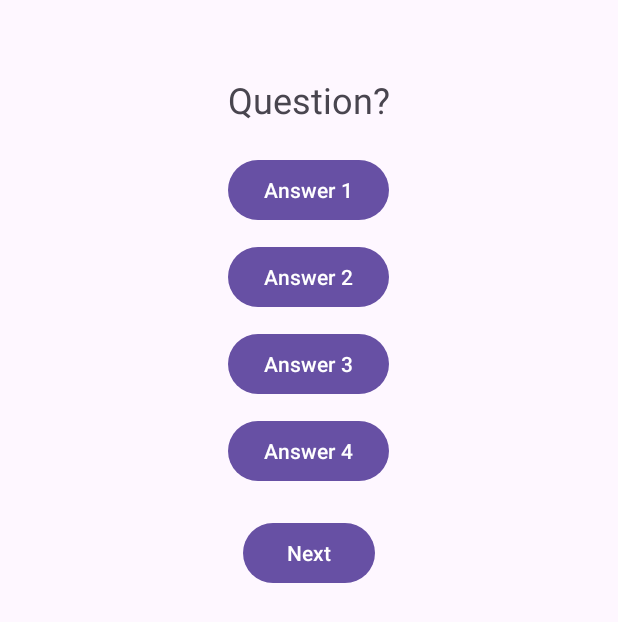
After one commit to WRKT/quiz-mobile-app, an Android app: the QuizzActivity screen opened directly, with no data from a screen before it, on a phone screen of 412 x 824 dp. The commit adds this screen. Shown: the top 622 px of the screen. Run offline under Robolectric (Android 15) with nearby library versions, the phone set to English and light mode, and no system bars.

Commit message:
feat:  add category choice

```diff
--- a/TP1/app/src/main/AndroidManifest.xml
+++ b/TP1/app/src/main/AndroidManifest.xml
@@ -13,7 +13,10 @@
         android:theme="@style/Theme.TP1"
         tools:targetApi="31">
         <activity
-            android:name=".GameActivity"
+            android:name=".QuizzActivity"
+            android:exported="false" />
+        <activity
+            android:name=".CategoryActivity"
             android:exported="false" />
         <activity
             android:name=".MainActivity"
--- a/TP1/app/src/main/java/com/example/tp1/MainActivity.kt
+++ b/TP1/app/src/main/java/com/example/tp1/MainActivity.kt
@@ -4,15 +4,11 @@ import android.content.Intent
 import android.os.Bundle
 import android.widget.Button
 import android.widget.EditText
-import androidx.activity.enableEdgeToEdge
 import androidx.appcompat.app.AppCompatActivity
-import androidx.core.view.ViewCompat
-import androidx.core.view.WindowInsetsCompat
 
 class MainActivity : AppCompatActivity() {
     override fun onCreate(savedInstanceState: Bundle?) {
         super.onCreate(savedInstanceState)
-        enableEdgeToEdge()
         setContentView(R.layout.activity_main)
 
         val usernameInput = findViewById<EditText>(R.id.usernameInput)
@@ -21,7 +17,7 @@ class MainActivity : AppCompatActivity() {
         loginButton.setOnClickListener {
             val username = usernameInput.text.toString()
             if (username.isNotBlank()) {
-                val intent = Intent(this, MainActivity::class.java)
+                val intent = Intent(this, CategoryActivity::class.java)
                 intent.putExtra("USERNAME", username)
                 startActivity(intent)
                 finish()
--- /dev/null
+++ b/TP1/app/src/main/java/com/example/tp1/QuizzActivity.kt
@@ -0,0 +1,104 @@
+package com.example.tp1
+
+import android.content.Intent
+import android.os.Bundle
+import android.os.CountDownTimer
+import android.widget.Button
+import android.widget.TextView
+import androidx.appcompat.app.AppCompatActivity
+
+class QuizzActivity : AppCompatActivity() {
+
+    private var currentQuestionIndex = 0
+    private var correctAnswers = 0
+    private var wrongAnswers = 0
+
+    private lateinit var questions: List<Question>
+
+    override fun onCreate(savedInstanceState: Bundle?) {
+        super.onCreate(savedInstanceState)
+        setContentView(R.layout.activity_quizz)
+
+        val category = intent.getStringExtra("CATEGORY")
+        questions = getQuestionsForCategory(category)
+
+        showNextQuestion()
+
+        val nextButton = findViewById<Button>(R.id.nextButton)
+        nextButton.setOnClickListener {
+            showNextQuestion()
+        }
+    }
+
+    private fun getQuestionsForCategory(category: String?): List<Question> {
+        return when (category) {
+            "videoGames" -> videoGamesQuestions()
+            "cinema" -> cinemaQuestions()
+            "sport" -> sportQuestions()
+            "maths" -> mathQuestions()
+            "music" -> musicQuestions()
+            else -> listOf()
+        }.shuffled().take(10)
+    }
+
+    private fun videoGamesQuestions() = listOf(
+        Question("Quelle année est sorti le premier jeu de la série 'The Legend of Zelda'?", "1986", listOf("1986", "1985", "1987", "1988")),
+        Question("Qui est le créateur de la série de jeux 'Super Mario'?", "Shigeru Miyamoto", listOf("Shigeru Miyamoto", "Hideo Kojima", "Yu Suzuki", "Satoru Iwata")),
+        Question("Dans quel jeu vidéo trouve-t-on le personnage de Lara Croft?", "Tomb Raider", listOf("Tomb Raider", "Uncharted", "The Last of Us", "Resident Evil")),
+        // Add 17 more questions
+    )
+
+    private fun cinemaQuestions() = listOf(
+        Question("Qui a réalisé le film 'Inception'?", "Christopher Nolan", listOf("Christopher Nolan", "Steven Spielberg", "James Cameron", "Quentin Tarantino")),
+        Question("Quel acteur joue le personnage de Jack Dawson dans 'Titanic'?", "Leonardo DiCaprio", listOf("Leonardo DiCaprio", "Brad Pitt", "Johnny Depp", "Tom Hanks")),
+        Question("En quelle année est sorti le premier film de la saga 'Harry Potter'?", "2001", listOf("2001", "2000", "2002", "1999")),
+        // Add 17 more questions
+    )
+
+    private fun sportQuestions() = listOf(
+        Question("Quel pays a remporté la Coupe du Monde de football en 2018?", "France", listOf("France", "Brésil", "Allemagne", "Argentine")),
+        Question("Combien de points faut-il pour gagner un set au tennis?", "6", listOf("6", "5", "7", "8")),
+        Question("Qui est le recordman du monde du 100 mètres en athlétisme?", "Usain Bolt", listOf("Usain Bolt", "Tyson Gay", "Yohan Blake", "Justin Gatlin")),
+        // Add 17 more questions
+    )
+
+    private fun mathQuestions() = listOf(
+        Question("Quel est le nombre premier suivant après 7?", "11", listOf("11", "9", "10", "12")),
+        Question("Quelle est la valeur de Pi approximée à deux décimales?", "3.14", listOf("3.14", "3.15", "3.13", "3.16")),
+        Question("Combien de côtés a un hexagone?", "6", listOf("6", "5", "7", "8")),
+        // Add 17 more questions
+    )
+
+    private fun musicQuestions() = listOf(
+        Question("Quel groupe a chanté 'Bohemian Rhapsody'?", "Queen", listOf("Queen", "The Beatles", "Led Zeppelin", "Pink Floyd")),
+        Question("Qui est surnommé le 'Roi de la Pop'?", "Michael Jackson", listOf("Michael Jackson", "Elvis Presley", "Prince", "Madonna")),
+        Question("Quel est le nom de l'album le plus vendu de tous les temps?", "Thriller", listOf("Thriller", "Back in Black", "The Dark Side of the Moon", "The Wall")),
+        // Add 17 more questions
+    )
+
+    private fun showNextQuestion() {
+        if (currentQuestionIndex >= questions.size) {
+//            showScore()
+            return
+        }
+
+        val question = questions[currentQuestionIndex]
+        val questionTextView = findViewById<TextView>(R.id.questionTextView)
+        questionTextView.text = question.text
+
+        // Set up answer buttons with question.answers
+        // Handle timer and user answers
+
+        currentQuestionIndex++
+    }
+
+//    private fun showScore() {
+//        val intent = Intent(this, ScoreActivity::class.java)
+//        intent.putExtra("CORRECT_ANSWERS", correctAnswers)
+//        intent.putExtra("WRONG_ANSWERS", wrongAnswers)
+//        startActivity(intent)
+//        finish()
+//    }
+}
+
+data class Question(val text: String, val correctAnswer: String, val answers: List<String>)
--- /dev/null
+++ b/TP1/app/src/main/res/layout/activity_quizz.xml
@@ -0,0 +1,63 @@
+<?xml version="1.0" encoding="utf-8"?>
+<RelativeLayout xmlns:android="http://schemas.android.com/apk/res/android"
+    xmlns:app="http://schemas.android.com/apk/res-auto"
+    xmlns:tools="http://schemas.android.com/tools"
+    android:layout_width="match_parent"
+    android:layout_height="match_parent"
+    tools:context=".QuizActivity">
+
+    <TextView
+        android:id="@+id/questionTextView"
+        android:layout_width="wrap_content"
+        android:layout_height="wrap_content"
+        android:layout_centerHorizontal="true"
+        android:layout_marginTop="50dp"
+        android:text="Question?"
+        android:textSize="24dp" />
+
+    <Button
+        android:id="@+id/answerButton1"
+        android:layout_width="wrap_content"
+        android:layout_height="wrap_content"
+        android:layout_below="@id/questionTextView"
+        android:layout_centerHorizontal="true"
+        android:layout_marginTop="20dp"
+        android:text="Answer 1" />
+
+    <Button
+        android:id="@+id/answerButton2"
+        android:layout_width="wrap_content"
+        android:layout_height="wrap_content"
+        android:layout_below="@id/answerButton1"
+        android:layout_centerHorizontal="true"
+        android:layout_marginTop="10dp"
+        android:text="Answer 2" />
+
+    <Button
+        android:id="@+id/answerButton3"
+        android:layout_width="wrap_content"
+        android:layout_height="wrap_content"
+        android:layout_below="@id/answerButton2"
+        android:layout_centerHorizontal="true"
+        android:layout_marginTop="10dp"
+        android:text="Answer 3" />
+
+    <Button
+        android:id="@+id/answerButton4"
+        android:layout_width="wrap_content"
+        android:layout_height="wrap_content"
+        android:layout_below="@id/answerButton3"
+        android:layout_centerHorizontal="true"
+        android:layout_marginTop="10dp"
+        android:text="Answer 4" />
+
+    <Button
+        android:id="@+id/nextButton"
+        android:layout_width="wrap_content"
+        android:layout_height="wrap_content"
+        android:layout_below="@id/answerButton4"
+        android:layout_centerHorizontal="true"
+        android:layout_marginTop="20dp"
+        android:text="Next" />
+
+</RelativeLayout>
```
Also changed, not shown: TP1/app/src/main/java/com/example/tp1/CategoryActivity.kt (added, +47 -0 lines), TP1/app/src/main/java/com/example/tp1/GameActivity.kt (deleted, +0 -20 lines), TP1/app/src/main/res/layout/activity_category.xml (added, +60 -0 lines), TP1/app/src/main/res/layout/activity_game.xml (deleted, +0 -10 lines).
